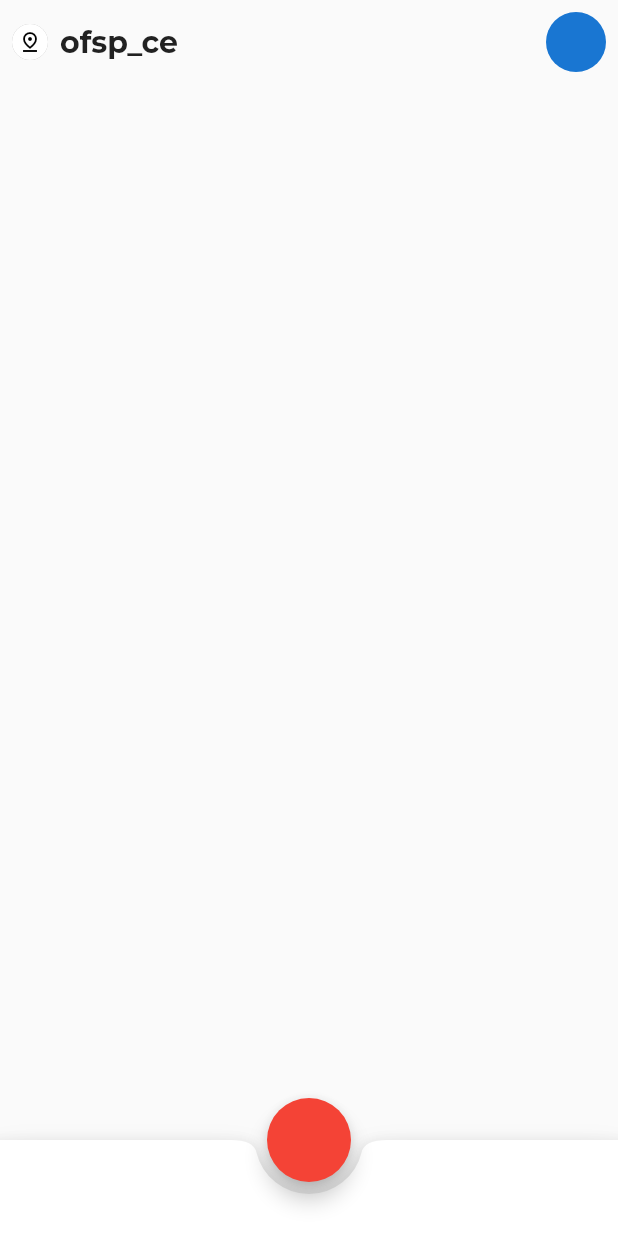
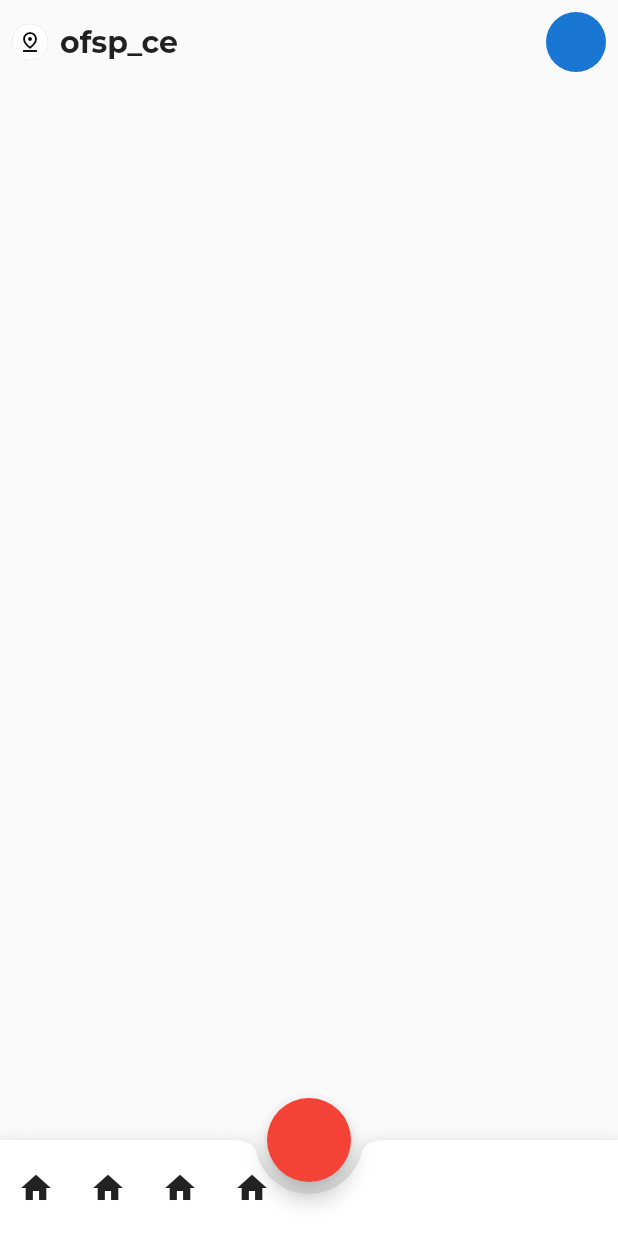
Before and after one commit to JAICHANGPARK/flutter_notebook_11th_story, a Flutter app: the screen it shows after launch, on a phone screen of 412 x 824 dp. Run offline on Flutter 3.47's test engine with Material 2 defaults, Android fonts, the phone set to English and light mode, and no system bars; our stand-ins replace backdrop, badges, flutter_inner_drawer, flutter_slidable, flutter_swiper, google_fonts.

Commit message:
Update bill_split_home_page.dart

```diff
--- a/lib/ep724_bill_split_app/ui/bill_split_home_page.dart
+++ b/lib/ep724_bill_split_app/ui/bill_split_home_page.dart
@@ -54,6 +54,14 @@ class _BillSplitHomePageState extends State<BillSplitHomePage> {
         notchMargin: 8,
         child: Container(
           height: 64,
+          child: Row(
+            children: [
+              IconButton(onPressed: (){}, icon: Icon(Icons.home)),
+              IconButton(onPressed: (){}, icon: Icon(Icons.home)),
+              IconButton(onPressed: (){}, icon: Icon(Icons.home)),
+              IconButton(onPressed: (){}, icon: Icon(Icons.home)),
+            ],
+          ),
         ),
       ),
       floatingActionButton: FloatingActionButton(
```
